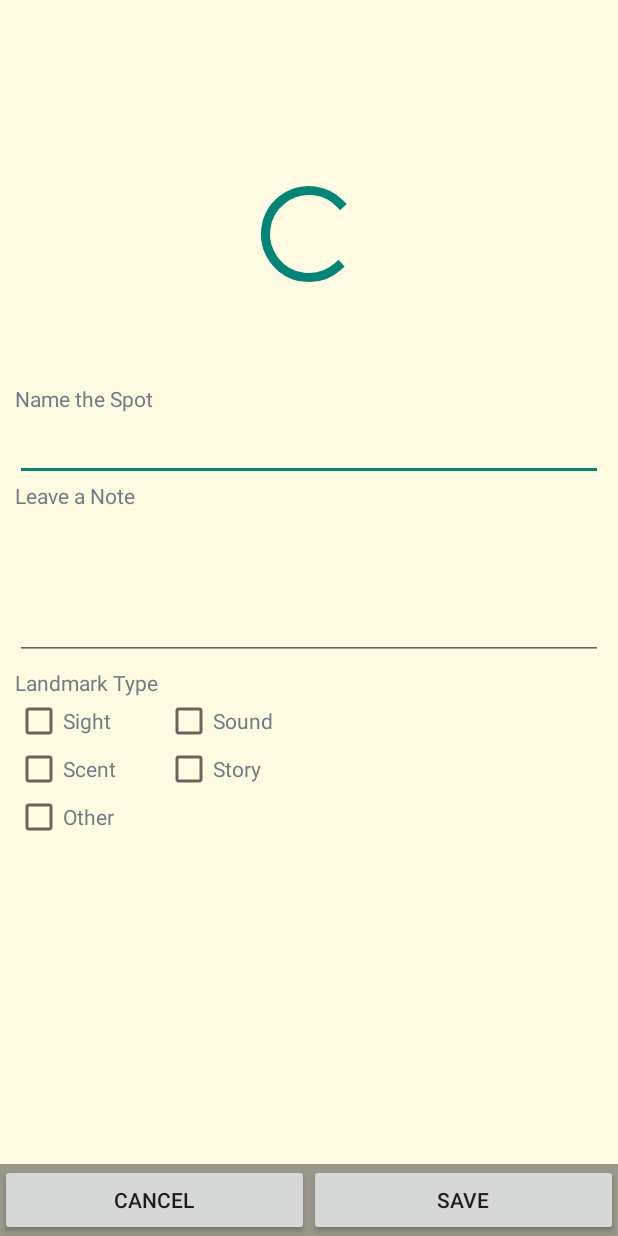
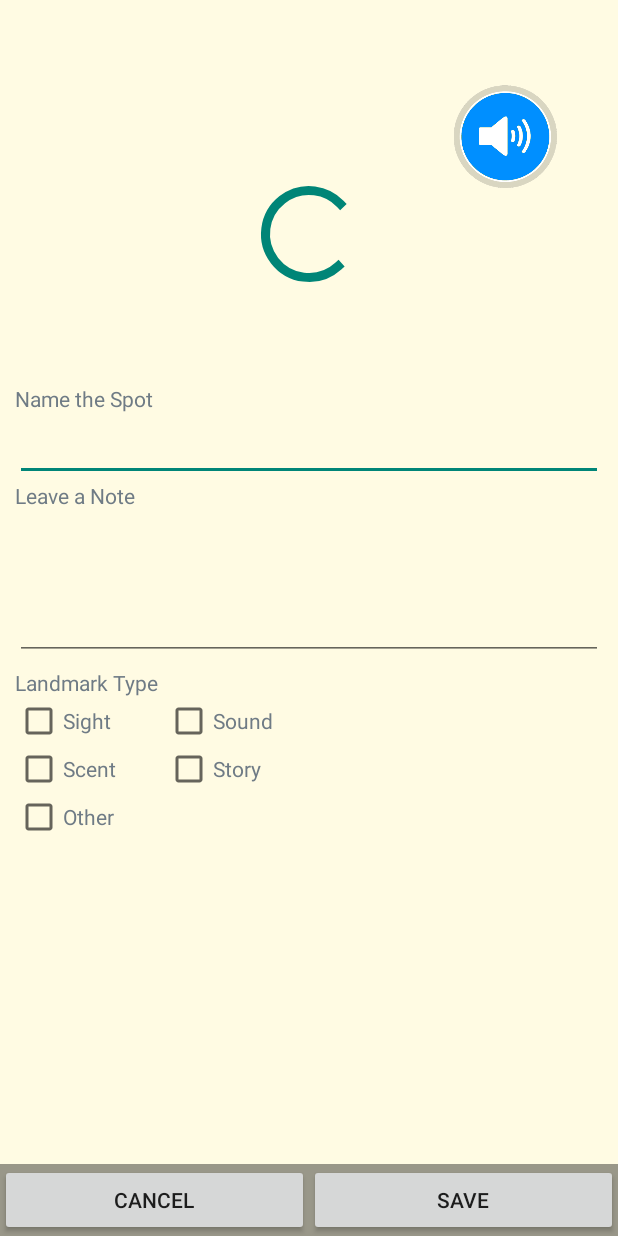
Before and after one commit to kming/ECE1778, an Android app: the layout activity_add_marker.xml on its own in the app's theme, with its tools: preview values and no code run, on a phone screen of 412 x 824 dp. Run offline under Robolectric (Android 15) with nearby library versions, the phone set to English and light mode, and no system bars.

Commit message:
sound preview before saving sound markers

```diff
--- a/FootprintsBeta/app/src/main/res/layout/activity_add_marker.xml
+++ b/FootprintsBeta/app/src/main/res/layout/activity_add_marker.xml
@@ -42,6 +42,20 @@
                     android:layout_width="match_parent"
                     android:layout_height="200dip"
                     android:scaleType="centerCrop" />
+
+                <ToggleButton
+                    android:id="@+id/toggleSoundButtonPreview"
+                    android:layout_width="70dp"
+                    android:layout_height="70dp"
+                    android:adjustViewBounds="true"
+                    android:onClick="playAudioPreview"
+                    android:scaleType="fitCenter"
+                    android:textOn=""
+                    android:textOff=""
+                    android:background="@drawable/audio_playback_state_toggle"
+                    android:layout_marginRight="30dp"
+                    android:layout_alignParentTop="true"
+                    android:layout_alignParentRight="true"/>
 
             </RelativeLayout>
 
```
Also changed, not shown: FootprintsBeta/app/src/main/java/com/ece1778/footprints/ui/marker/AddMarkerActivity.java (+100 -0 lines).
